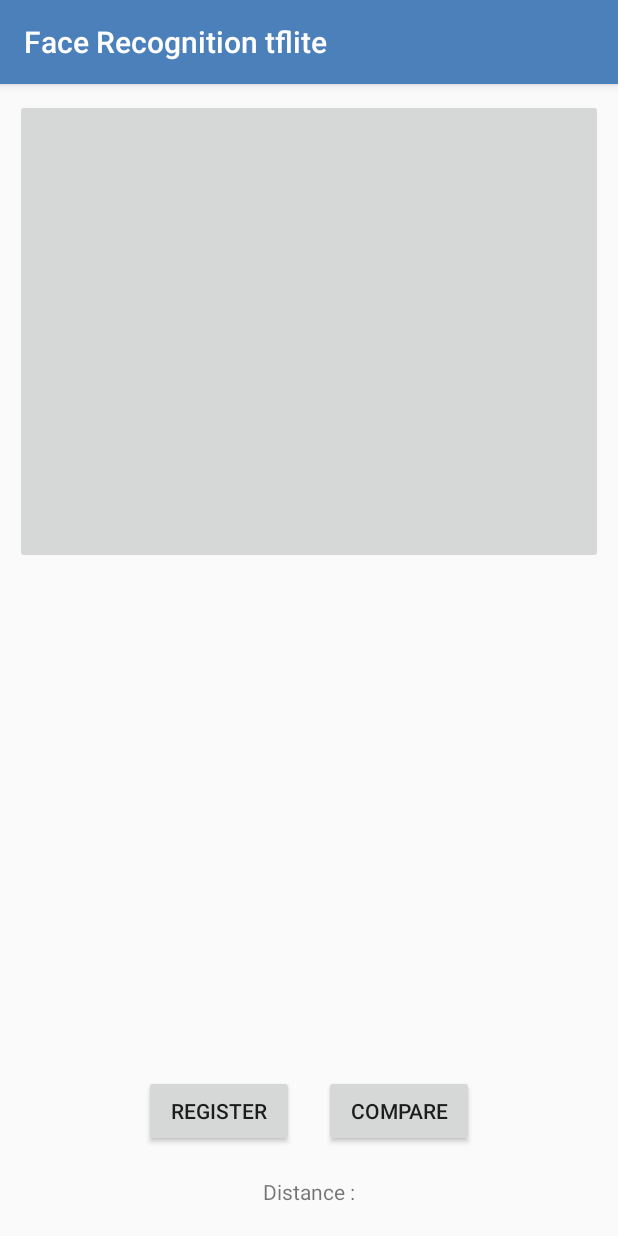
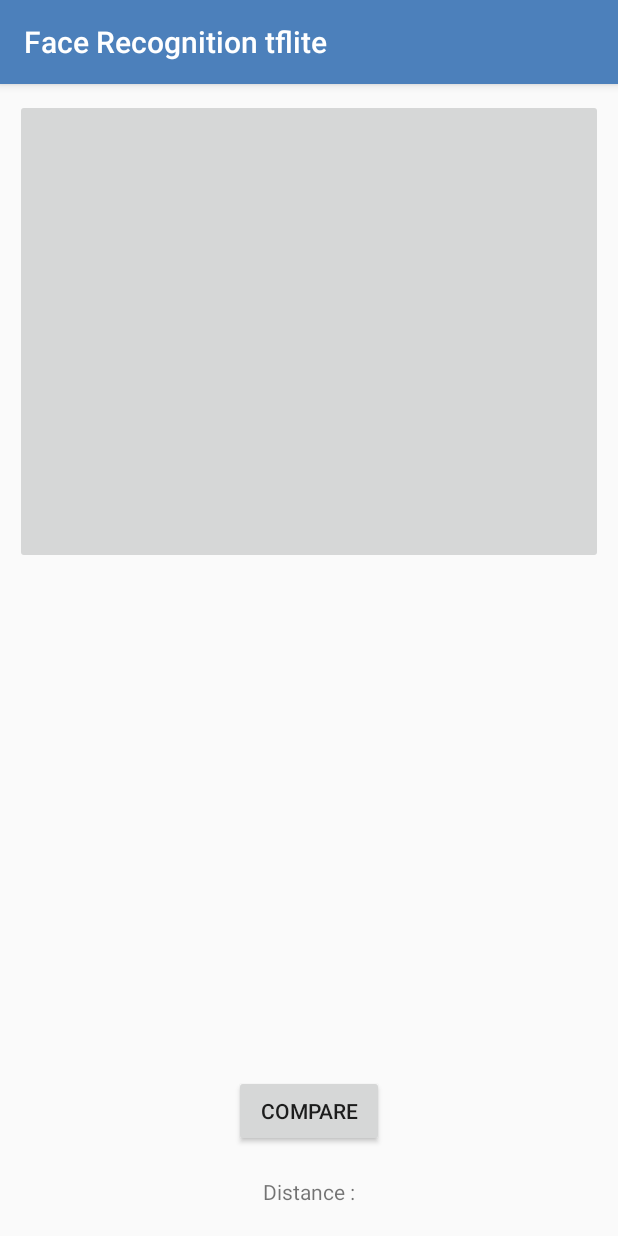
Before and after one commit to williamlimas/Face-Recognition-Android, an Android app: the screen it shows after launch (MainActivity), after a tap on "COMPARE", on a phone screen of 412 x 824 dp. Run offline under Robolectric (Android 15) with nearby library versions, the phone set to English and light mode, and no system bars; libraries missing offline, so code that uses them is left out: org.tensorflow.lite; 8 statements that could not run were skipped.

Commit message:
Added local base data

```diff
--- a/app/build.gradle
+++ b/app/build.gradle
@@ -51,6 +51,10 @@ dependencies {
     // JSON dependency
     implementation 'com.google.code.gson:gson:2.8.5'
 
+    // Retrofit & OkHttp
+    implementation 'com.squareup.retrofit2:retrofit:2.5.0'
+    implementation 'com.squareup.retrofit2:converter-gson:2.5.0'
+
     testImplementation 'junit:junit:4.12'
     androidTestImplementation 'androidx.test.ext:junit:1.1.1'
     androidTestImplementation 'androidx.test.espresso:espresso-core:3.2.0'
--- a/app/src/main/AndroidManifest.xml
+++ b/app/src/main/AndroidManifest.xml
@@ -5,6 +5,7 @@
     <uses-permission android:name="android.permission.CAMERA"/>
     <uses-feature android:name="android.hardware.camera"/>
     <uses-feature android:name="android.hardware.camera.autofocus"/>
+    <uses-permission android:name="android.permission.INTERNET" />
 
     <application
         android:allowBackup="true"
--- a/app/src/main/java/com/example/facerecognitiontflite/MainActivity.java
+++ b/app/src/main/java/com/example/facerecognitiontflite/MainActivity.java
@@ -23,7 +23,13 @@ import com.example.facerecognitiontflite.mtcnn.Box;
 import com.example.facerecognitiontflite.mtcnn.MTCNN;
 import com.google.gson.Gson;
 
+import org.json.JSONArray;
+import org.json.JSONException;
+import org.json.JSONObject;
+
 import java.io.IOException;
+import java.io.InputStream;
+import java.nio.charset.StandardCharsets;
 import java.util.Vector;
 
 public class MainActivity extends AppCompatActivity {
@@ -35,45 +41,50 @@ public class MainActivity extends AppCompatActivity {
     private ImageButton imageButton;
     private ImageView imageView;
     private Button btnCompare;
-    private Button btnRegister;
     private TextView resultTextView;
 
     private SharedPreferences mPref;
-    private Person person;
+    private Person person_wfh;
+    private Person person_wfo;
+
+    private boolean is_wfo = false;
 
     @Override
     protected void onCreate(@Nullable Bundle savedInstanceState) {
         super.onCreate(savedInstanceState);
-        setContentView(R.layout.activity_main2);
+        setContentView(R.layout.activity_main);
         mPref = getPreferences(MODE_PRIVATE);
 
-        loadJSON();
+        person_wfh = loadSharedPreference("Person-WFH", "1012-wfh.json");
+        person_wfo = loadSharedPreference("Person-WFO", "1012-wfo.json");
+
         initContent();
         initTFLiteModel();
         initCamera();
 
-        btnCompare.setOnClickListener(v -> compareFace());
-
-        btnRegister.setOnClickListener(v -> saveEmbedding());
+        // IF WFH
+        if (is_wfo) btnCompare.setOnClickListener(v -> compareFace(person_wfo));
+        else btnCompare.setOnClickListener(v -> compareFace(person_wfh));
+        //
     }
 
-    private void compareFace(){
-        float[] distances = new float[person.getIdx_read()];
+    private void compareFace(Person person){
+        float[] distances = new float[person.getEmbeddingSize()];
         float[][] embeddings = new float[2][MobileFaceNet.EMBEDDING_SIZE];
 
-        if (person.getIdx_read() == 0){
+        if (person.getEmbeddingSize() == 0){
             Toast.makeText(this, "Base data not found", Toast.LENGTH_SHORT).show();
             return;
         }
 
-        Bitmap bitmapCrop = cropFace();
+        Bitmap bitmapCrop = cropFace(bitmap);
         if (bitmapCrop == null){
             Toast.makeText(this, "No face detected", Toast.LENGTH_SHORT).show();
             return;
         }
 
         embeddings[0] = mobileFaceNet.generateEmbedding(bitmapCrop);
-        for (int i = 0; i<person.getIdx_read(); i++){
+        for (int i = 0; i<person.getEmbeddingSize(); i++){
             embeddings[1] = person.getEmbedding(i);
             distances[i] = mobileFaceNet.cosineDistance(embeddings);
         }
@@ -100,7 +111,7 @@ public class MainActivity extends AppCompatActivity {
         return idx_min;
     }
 
-    private Bitmap cropFace(){
+    private Bitmap cropFace(Bitmap bitmap){
         if (bitmap == null){
             Toast.makeText(this, "Please take a picture", Toast.LENGTH_SHORT).show();
             return null;
@@ -136,7 +147,6 @@ public class MainActivity extends AppCompatActivity {
         imageButton = findViewById(R.id.image_button);
         imageView = findViewById(R.id.image_view_crop);
         btnCompare = findViewById(R.id.btn_compare_);
-        btnRegister = findViewById(R.id.btn_register_);
         resultTextView = findViewById(R.id.result_text_view_);
     }
 
@@ -159,30 +169,68 @@ public class MainActivity extends AppCompatActivity {
         imageButton.setOnClickListener(listener);
     }
 
-    private void saveEmbedding(){
-        Bitmap bitmapCrop = cropFace();
-        if (bitmapCrop == null){
-            Toast.makeText(this, "No face detected", Toast.LENGTH_SHORT).show();
-            return;
-        }
-        float[] embedding = mobileFaceNet.generateEmbedding(bitmapCrop);
-        person.addEmbedding(embedding);
-        saveJSON();
+    private Person loadSharedPreference(String key, String filename){
+        Gson gson = new Gson();
+        String json = mPref.getString(key, "");
+        Person person = gson.fromJson(json, Person.class);
+        if (person == null)
+            person = parse_json(key, filename);
+        return person;
     }
 
-    private void loadJSON(){
-        Gson gson = new Gson();
-        String json = mPref.getString("Person", "");
-        person = gson.fromJson(json, Person.class);
-        if (person == null)
-            person = new Person();
-    }
-
-    private void saveJSON(){
+    private void saveSharedPreference(Person person, String key){
         SharedPreferences.Editor prefsEditor = mPref.edit();
         Gson gson = new Gson();
         String json = gson.toJson(person);
-        prefsEditor.putString("Person", json);
+        prefsEditor.putString(key, json);
         prefsEditor.apply();
     }
+
+    private Person parse_json(String key, String filename){
+        try {
+            Person person = new Person();
+            JSONObject obj = new JSONObject(loadJSONFromAsset(filename));
+            JSONArray str_embeddings = obj.getJSONArray("embedding");
+
+            for (int i=0; i<str_embeddings.length(); i++){
+                float[] embedding = new float[MobileFaceNet.EMBEDDING_SIZE];
+                int embedding_counter = 0;
+                String str_embedding = str_embeddings.get(i).toString().substring(1);
+
+                int j = 0;
+                while(j<str_embedding.length()){
+                    StringBuilder num = new StringBuilder();
+                    while (str_embedding.charAt(j) != '|'){
+                        num.append(str_embedding.charAt(j));
+                        j += 1;
+                        if (j >= str_embedding.length()) break;
+                    }
+                    j += 1;
+                    embedding[embedding_counter] = (Float.parseFloat(num.toString()));
+                    embedding_counter += 1;
+                }
+                person.addEmbedding(embedding);
+                return person;
+            }
+            saveSharedPreference(person, key);
+        } catch (JSONException e) {
+            e.printStackTrace();
+        }
+        return null;
+    }
+
+    private String loadJSONFromAsset(String filename){
+        String json = null;
+        try {
+            InputStream is = getAssets().open(filename);
+            int size = is.available();
+            byte[] buffer = new byte[size];
+            is.read(buffer);
+            is.close();
+            json = new String(buffer, StandardCharsets.UTF_8);
+        } catch (IOException ex) {
+            ex.printStackTrace();
+        }
+        return json;
+    }
 }
--- a/app/src/main/java/com/example/facerecognitiontflite/Person.java
+++ b/app/src/main/java/com/example/facerecognitiontflite/Person.java
@@ -1,29 +1,20 @@
 package com.example.facerecognitiontflite;
 
-import com.example.facerecognitiontflite.mobilefacenet.MobileFaceNet;
+import java.util.ArrayList;
+import java.util.List;
 
 public class Person {
-    private float[][] embeddings;
-    private int idx_write;
-    private int idx_read;
-    private static final int MAX_IDX = 10;
+    private final List<float[]> embeddings;
 
-    public float[] getEmbedding(int idx) { return embeddings[idx]; }
+    public float[] getEmbedding(int idx) { return embeddings.get(idx); }
 
-    public int getIdx_read() {
-        return idx_read;
-    }
+    public int getEmbeddingSize(){ return this.embeddings.size(); }
 
     public Person(){
-        this.embeddings = new float[MAX_IDX][MobileFaceNet.EMBEDDING_SIZE];
-        this.idx_write = 0;
-        this.idx_read = 0;
+        this.embeddings = new ArrayList<>();
     }
 
     protected void addEmbedding(float[] embedding){
-        this.embeddings[this.idx_write] = embedding;
-        this.idx_write = this.idx_write+1;
-        if (this.idx_write > MAX_IDX-1) this.idx_write = 0;
-        this.idx_read = Math.min(this.idx_read+1, MAX_IDX-1);
+        this.embeddings.add(embedding);
     }
 }
--- a/app/src/main/res/layout/activity_main2.xml
+++ /dev/null
@@ -1,55 +0,0 @@
-<?xml version="1.0" encoding="utf-8"?>
-<LinearLayout xmlns:android="http://schemas.android.com/apk/res/android"
-    xmlns:tools="http://schemas.android.com/tools"
-    android:layout_width="match_parent"
-    android:layout_height="match_parent"
-    android:orientation="vertical"
-    tools:context=".MainActivity">
-
-        <ImageButton
-            android:id="@+id/image_button"
-            android:layout_width="match_parent"
-            android:layout_height="0dp"
-            android:layout_weight="1"
-            android:layout_margin="10dp"
-            android:scaleType="fitCenter"/>
-
-        <ImageView
-            android:id="@+id/image_view_crop"
-            android:layout_width="match_parent"
-            android:layout_height="0dp"
-            android:layout_weight="1"
-            android:layout_margin="10dp"/>
-
-    <LinearLayout
-        android:layout_width="wrap_content"
-        android:layout_height="wrap_content"
-        android:orientation="horizontal"
-        android:layout_gravity="center_horizontal">
-
-        <Button
-            android:id="@+id/btn_register_"
-            android:layout_width="100dp"
-            android:layout_height="48dp"
-            android:layout_margin="10dp"
-            android:layout_gravity="center_horizontal"
-            android:text="Register"/>
-
-        <Button
-            android:id="@+id/btn_compare_"
-            android:layout_width="100dp"
-            android:layout_height="48dp"
-            android:layout_margin="10dp"
-            android:layout_gravity="center_horizontal"
-            android:text="Compare"/>
-    </LinearLayout>
-
-    <TextView
-        android:id="@+id/result_text_view_"
-        android:layout_width="wrap_content"
-        android:layout_height="wrap_content"
-        android:text="Distance :"
-        android:layout_marginBottom="20dp"
-        android:layout_gravity="center_horizontal"/>
-
-</LinearLayout>
--- a/app/src/main/res/layout/activity_register.xml
+++ /dev/null
@@ -1,6 +0,0 @@
-<?xml version="1.0" encoding="utf-8"?>
-<androidx.constraintlayout.widget.ConstraintLayout
-    xmlns:android="http://schemas.android.com/apk/res/android" android:layout_width="match_parent"
-    android:layout_height="match_parent">
-
-</androidx.constraintlayout.widget.ConstraintLayout>
```
Also changed, not shown: app/src/main/assets/1012-wfh.json (added, +1 -0 lines), app/src/main/assets/1012-wfo.json (added, +1 -0 lines), app/src/main/res/layout/activity_main.xml (+9 -52 lines).
